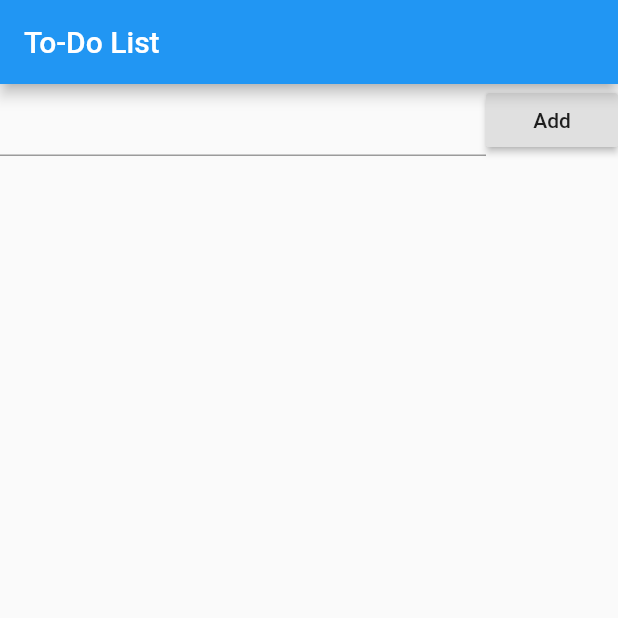
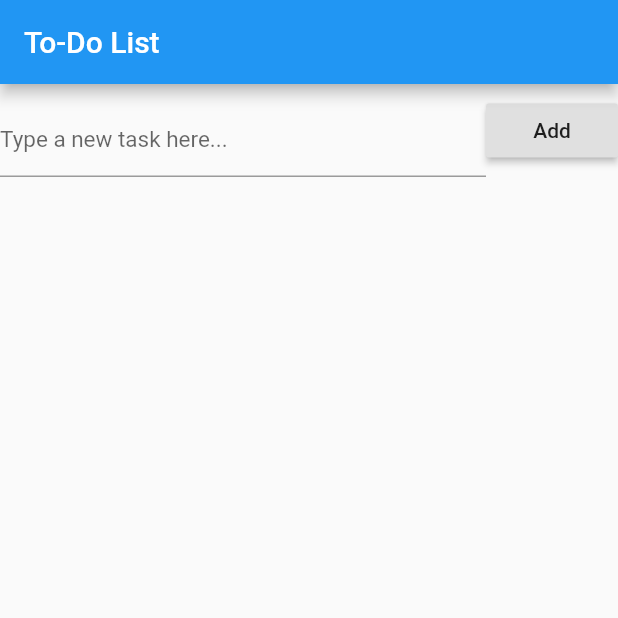
Before and after one commit to gilsonDias92/To-Do-List-em-Flutter, a Flutter app: the screen it shows after launch, on a phone screen of 412 x 824 dp, the top half of it. Run offline on Flutter 3.47's test engine with Material 2 defaults, Android fonts, the phone set to English and light mode, and no system bars.

Commit message:
Estilização básica do text box e botão

```diff
--- a/to_do_list_project/lib/main.dart
+++ b/to_do_list_project/lib/main.dart
@@ -48,11 +48,11 @@ class MyHomeState extends State<MyHome> {
       body: Container(
         // widgets q precisaam receber um filho, se for mais de um recebe  children
         // renderiza widgets na forma vertical
-        // column rece children pois pode receber varios widgets
+        // column recebe children pois pode receber varios widgets
         child: Column(
           children: <Widget>[
             Form(
-              // prop child é obrigatoria!!
+              // prop child é obrigatoria para o form!!
 
               // row renderiza na forma horizontal, um ao lado do outro.
               // iremos colocar um campo de input e um botao lado a lado
@@ -60,9 +60,19 @@ class MyHomeState extends State<MyHome> {
                 children: <Widget>[
                   // input precisa estar dentro de uma definicao de tamanho de campo
                   // expanded utiliza todo o espaço da linha disponivel, só pode ter 1 child
-                  Expanded(child: TextFormField(
+                  Expanded(
+                    child: TextFormField(
+                      // estiliza o texto do campo
+                      style: TextStyle(fontSize: 32, color: Colors.black87),
 
-                  ),
+                      // estiliza o campo
+                      decoration: InputDecoration(
+                          hintText: 'Type a new task here...',
+                          hintStyle: TextStyle(fontSize: 15)),
+
+                      // defini o tipo de campo (texto, email, numero)
+                      keyboardType: TextInputType.text,
+                    ),
                   ),
                   RaisedButton(
                     // raisedbutton vem desabilitado por padrao, precisamos add a funcao onPressed()
```
